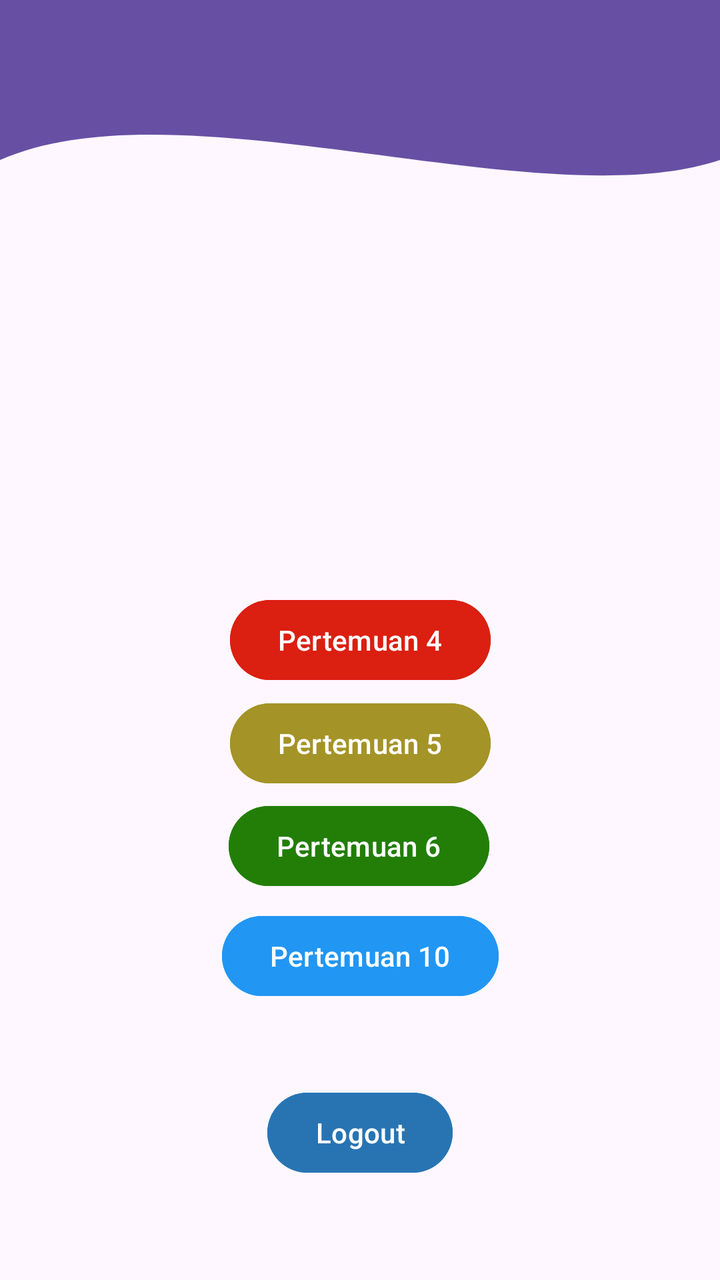
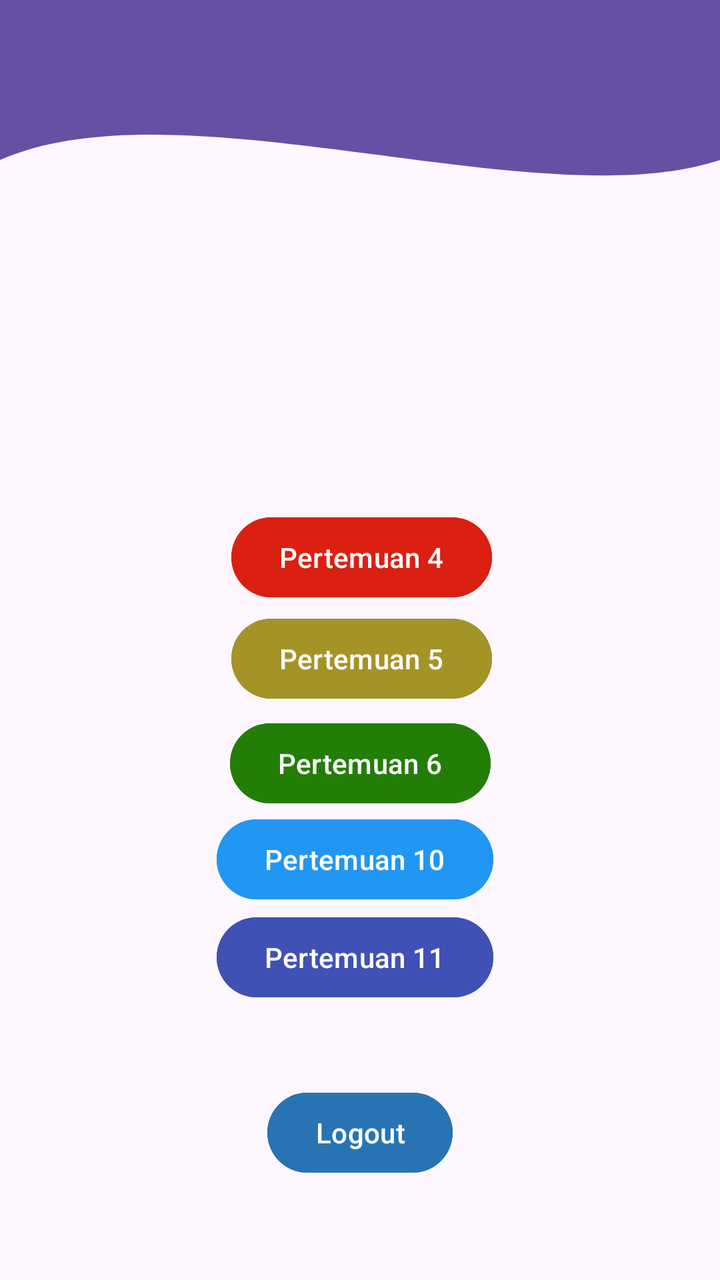

Screens rendered from an Android XML layout before and after an edit, with the pre-edit source and the edit as a unified diff.
<!-- AndroidManifest.xml: application theme Theme.Mars_nayna -->
<!-- res/layout/fragment_home.xml -->
<?xml version="1.0" encoding="utf-8"?>
<androidx.constraintlayout.widget.ConstraintLayout xmlns:android="http://schemas.android.com/apk/res/android"
    xmlns:tools="http://schemas.android.com/tools"
    android:layout_width="match_parent"
    android:layout_height="match_parent"
    xmlns:app="http://schemas.android.com/apk/res-auto"
    tools:context=".Home.HomeFragment">

    <View
        android:id="@+id/background_header"
        android:layout_width="0dp"
        android:layout_height="200dp"
        android:background="@drawable/bg_header_wave"
        app:layout_constraintStart_toStartOf="parent"
        app:layout_constraintEnd_toEndOf="parent"
        app:layout_constraintTop_toTopOf="parent"/>

    <androidx.appcompat.widget.Toolbar
        android:id="@+id/toolbar"
        android:layout_width="match_parent"
        android:layout_height="?attr/actionBarSize"
        android:background="?attr/colorPrimary"
        app:layout_constraintEnd_toEndOf="parent"
        app:layout_constraintStart_toStartOf="parent"
        app:layout_constraintTop_toTopOf="parent"
        app:subtitleTextColor="@android:color/white"
        app:titleTextColor="@android:color/white"
        app:layout_scrollFlags="scroll|enterAlways"/>

    <Button
        android:id="@+id/btnToFourth"
        android:layout_width="wrap_content"
        android:layout_height="wrap_content"
        android:text="Pertemuan 4"
        app:layout_constraintBottom_toBottomOf="parent"
        app:layout_constraintEnd_toEndOf="parent"
        android:backgroundTint="#DB1F11"
        app:layout_constraintStart_toStartOf="parent"
        app:layout_constraintTop_toTopOf="parent" />

    <Button
        android:id="@+id/btnToFifth"
        android:layout_width="wrap_content"
        android:layout_height="wrap_content"
        android:text="Pertemuan 5"
        android:backgroundTint="#A49327"
        app:layout_constraintBottom_toBottomOf="parent"
        app:layout_constraintEnd_toEndOf="parent"
        app:layout_constraintStart_toStartOf="parent"

        app:layout_constraintTop_toTopOf="parent"
        app:layout_constraintVertical_bias="0.587" />

    <Button
        android:id="@+id/btnLogout"
        android:layout_width="wrap_content"
        android:layout_height="wrap_content"
        android:backgroundTint="#2874B3"
        android:text="Logout"
        app:layout_constraintBottom_toBottomOf="parent"
        app:layout_constraintEnd_toEndOf="parent"
        app:layout_constraintStart_toStartOf="parent"
        app:layout_constraintTop_toTopOf="parent"
        app:layout_constraintVertical_bias="0.916" />

    <Button
        android:id="@+id/btnToSixth"
        android:layout_width="wrap_content"
        android:layout_height="wrap_content"
        android:backgroundTint="#227E07"
        android:text="Pertemuan 6"
        app:layout_constraintBottom_toBottomOf="parent"
        app:layout_constraintEnd_toEndOf="parent"
        app:layout_constraintHorizontal_bias="0.498"
        app:layout_constraintStart_toStartOf="parent"
        app:layout_constraintTop_toTopOf="parent"
        app:layout_constraintVertical_bias="0.674" />

    <Button
        android:id="@+id/btnToTenth"
        android:layout_width="wrap_content"
        android:layout_height="wrap_content"
        android:text="Pertemuan 10"
        android:backgroundTint="#2196F3"
        app:layout_constraintBottom_toBottomOf="parent"
        app:layout_constraintEnd_toEndOf="parent"
        app:layout_constraintStart_toStartOf="parent"
        app:layout_constraintTop_toTopOf="parent"
        app:layout_constraintVertical_bias="0.767" />

</androidx.constraintlayout.widget.ConstraintLayout>
<!-- resources referenced by this layout -->
<resources>
  <!-- drawable bg_header_wave (drawable) -->
  <?xml version="1.0" encoding="utf-8"?>
  <vector xmlns:android="http://schemas.android.com/apk/res/android"
      android:width="100dp"
      android:height="100dp"
      android:viewportWidth="100"
      android:viewportHeight="100">
  
      <path
          android:fillColor="?attr/colorPrimary"
          android:pathData="
              M0,0
              L100,0
              L100,40
              C 75,55
                25,20
                0,40
              Z" />
  </vector>
  <style name="Theme.Mars_nayna" parent="Base.Theme.Mars_nayna" />
  <style name="Base.Theme.Mars_nayna" parent="Theme.Material3.DayNight.NoActionBar">
          
          
      </style>
</resources>

<!-- the commit's change to res/layout/fragment_home.xml (unified diff, before → after) -->
@@ -28,30 +28,6 @@
         app:layout_scrollFlags="scroll|enterAlways"/>
 
     <Button
-        android:id="@+id/btnToFourth"
-        android:layout_width="wrap_content"
-        android:layout_height="wrap_content"
-        android:text="Pertemuan 4"
-        app:layout_constraintBottom_toBottomOf="parent"
-        app:layout_constraintEnd_toEndOf="parent"
-        android:backgroundTint="#DB1F11"
-        app:layout_constraintStart_toStartOf="parent"
-        app:layout_constraintTop_toTopOf="parent" />
-
-    <Button
-        android:id="@+id/btnToFifth"
-        android:layout_width="wrap_content"
-        android:layout_height="wrap_content"
-        android:text="Pertemuan 5"
-        android:backgroundTint="#A49327"
-        app:layout_constraintBottom_toBottomOf="parent"
-        app:layout_constraintEnd_toEndOf="parent"
-        app:layout_constraintStart_toStartOf="parent"
-
-        app:layout_constraintTop_toTopOf="parent"
-        app:layout_constraintVertical_bias="0.587" />
-
-    <Button
         android:id="@+id/btnLogout"
         android:layout_width="wrap_content"
         android:layout_height="wrap_content"
@@ -64,6 +40,19 @@
         app:layout_constraintVertical_bias="0.916" />
 
     <Button
+        android:id="@+id/btnToEleventh"
+        android:layout_width="wrap_content"
+        android:layout_height="wrap_content"
+        android:backgroundTint="#3F51B5"
+        android:text="Pertemuan 11"
+        app:layout_constraintBottom_toBottomOf="parent"
+        app:layout_constraintEnd_toEndOf="parent"
+        app:layout_constraintHorizontal_bias="0.488"
+        app:layout_constraintStart_toStartOf="parent"
+        app:layout_constraintTop_toTopOf="parent"
+        app:layout_constraintVertical_bias="0.768" />
+
+    <Button
         android:id="@+id/btnToSixth"
         android:layout_width="wrap_content"
         android:layout_height="wrap_content"
@@ -71,21 +60,48 @@
         android:text="Pertemuan 6"
         app:layout_constraintBottom_toBottomOf="parent"
         app:layout_constraintEnd_toEndOf="parent"
-        app:layout_constraintHorizontal_bias="0.498"
         app:layout_constraintStart_toStartOf="parent"
         app:layout_constraintTop_toTopOf="parent"
-        app:layout_constraintVertical_bias="0.674" />
+        app:layout_constraintVertical_bias="0.604" />
 
     <Button
         android:id="@+id/btnToTenth"
         android:layout_width="wrap_content"
         android:layout_height="wrap_content"
+        android:backgroundTint="#2196F3"
         android:text="Pertemuan 10"
-        android:backgroundTint="#2196F3"
         app:layout_constraintBottom_toBottomOf="parent"
         app:layout_constraintEnd_toEndOf="parent"
+        app:layout_constraintHorizontal_bias="0.488"
         app:layout_constraintStart_toStartOf="parent"
         app:layout_constraintTop_toTopOf="parent"
-        app:layout_constraintVertical_bias="0.767" />
+        app:layout_constraintVertical_bias="0.685" />
+
+    <Button
+        android:id="@+id/btnToFourth"
+        android:layout_width="wrap_content"
+        android:layout_height="wrap_content"
+        android:backgroundTint="#DB1F11"
+        android:text="Pertemuan 4"
+        app:layout_constraintBottom_toBottomOf="parent"
+        app:layout_constraintEnd_toEndOf="parent"
+        app:layout_constraintHorizontal_bias="0.503"
+        app:layout_constraintStart_toStartOf="parent"
+        app:layout_constraintTop_toTopOf="parent"
+        app:layout_constraintVertical_bias="0.43" />
+
+    <Button
+        android:id="@+id/btnToFifth"
+        android:layout_width="wrap_content"
+        android:layout_height="wrap_content"
+        android:backgroundTint="#A49327"
+        android:text="Pertemuan 5"
+        app:layout_constraintBottom_toBottomOf="parent"
+        app:layout_constraintEnd_toEndOf="parent"
+        app:layout_constraintHorizontal_bias="0.503"
+
+        app:layout_constraintStart_toStartOf="parent"
+        app:layout_constraintTop_toTopOf="parent"
+        app:layout_constraintVertical_bias="0.516" />
 
 </androidx.constraintlayout.widget.ConstraintLayout>
